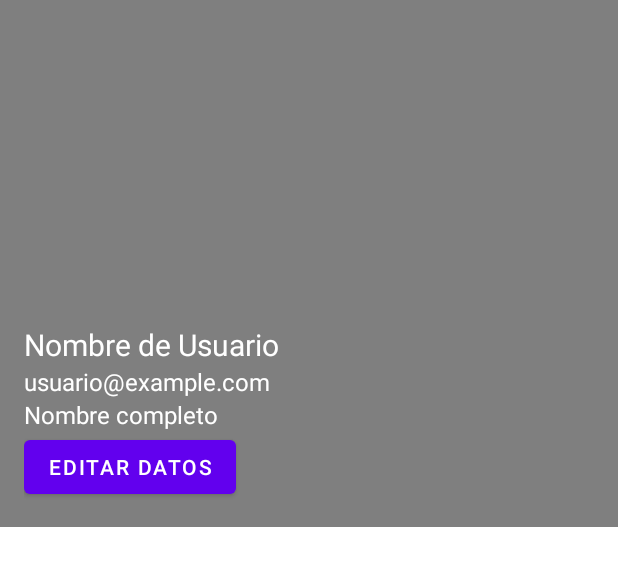
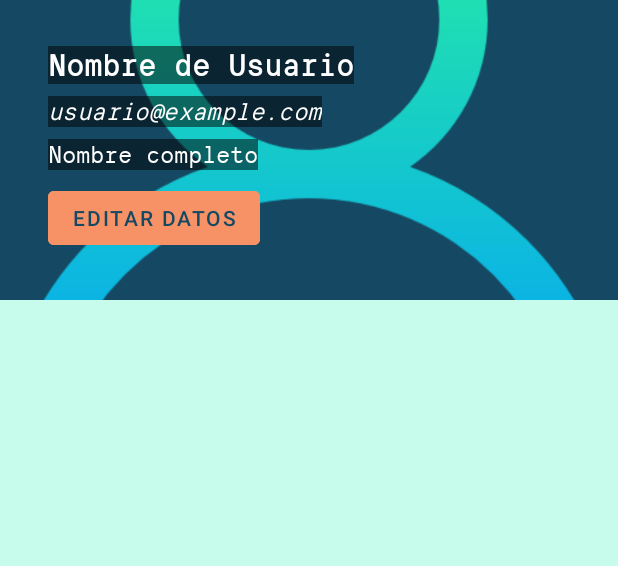
Before and after one commit to chc0/WanderSnap, an Android app: the layout fragment_datos_usuario.xml on its own in the app's theme, with its tools: preview values and no code run, on a phone screen of 412 x 824 dp. Shown: the top 566 px of the screen. Run offline under Robolectric (Android 15) with nearby library versions, the light colour scheme and no system bars.

Commit message:
modificación layout datos usuario

```diff
--- a/app/src/main/java/com/als/wandersnap/ui/usuario/datosUsuario.java
+++ b/app/src/main/java/com/als/wandersnap/ui/usuario/datosUsuario.java
@@ -59,27 +59,6 @@ public class datosUsuario extends Fragment {
             String email = currentUser.getEmail();
 
             FirebaseFirestore db = FirebaseFirestore.getInstance();
-            Query nameQuery = db.collection("Usuarios").whereEqualTo("email", email);
-
-            nameQuery.get().addOnCompleteListener(task -> {
-                if (task.isSuccessful()) {
-                    QuerySnapshot querySnapshot = task.getResult();
-                    if (querySnapshot != null && !querySnapshot.isEmpty()) {
-                        // Supongo que el correo electrónico es único en tu colección
-                        DocumentSnapshot document = querySnapshot.getDocuments().get(0);
-
-                        // Obtén el nombre del usuario
-                        String fullName = document.getString("nombre");
-
-                        // Ahora puedes usar fullName como desees
-                        // Por ejemplo, establecer el texto en un TextView
-                        tvNombre.setText(fullName);
-                    }
-                } else {
-                    // Manejar el error al obtener datos de Firestore
-                }
-            });
-
             Query userQuery = db.collection("Usuarios").whereEqualTo("email", email);
 
             userQuery.get().addOnCompleteListener(task -> {
@@ -90,29 +69,14 @@ public class datosUsuario extends Fragment {
                         DocumentSnapshot document = querySnapshot.getDocuments().get(0);
 
                         // Obtén el nombre del usuario
+                        String fullName = document.getString("nombre");
                         String user = document.getString("usuario");
+                        String imagenPath = document.getString("foto_perfil");
 
                         // Ahora puedes usar fullName como desees
                         // Por ejemplo, establecer el texto en un TextView
+                        tvNombre.setText(fullName);
                         tvUsuario.setText(user);
-                    }
-                } else {
-                    // Manejar el error al obtener datos de Firestore
-                }
-            });
-
-            Query imgQuery = db.collection("Usuarios").whereEqualTo("email", email);
-
-            imgQuery.get().addOnCompleteListener(task -> {
-                if (task.isSuccessful()) {
-                    QuerySnapshot querySnapshot = task.getResult();
-                    if (querySnapshot != null && !querySnapshot.isEmpty()) {
-                        // Supongo que el correo electrónico es único en tu colección
-                        DocumentSnapshot document = querySnapshot.getDocuments().get(0);
-
-                        // Obtén el nombre del usuario
-                        String imagenPath = document.getString("foto_perfil");
-
                         if (imagenPath != null) {
                             // Cargar la imagen utilizando Glide o la biblioteca que prefieras
                             Glide.with(requireContext())
@@ -120,12 +84,16 @@ public class datosUsuario extends Fragment {
                                     .into(ivFotoPerfil);
                             currentImageURL = imagenPath;
                         } else {
-                            ivFotoPerfil.setImageResource(R.drawable.usuario_default);}
+                            ivFotoPerfil.setImageResource(R.drawable.usuario_default);
+                        }
+                        tvEmail.setText(email);
                     }
                 } else {
                     // Manejar el error al obtener datos de Firestore
                 }
             });
+
+
 
             tvEmail.setText(email);
         }
--- a/app/src/main/res/layout/fragment_datos_usuario.xml
+++ b/app/src/main/res/layout/fragment_datos_usuario.xml
@@ -1,31 +1,45 @@
-<FrameLayout xmlns:android="http://schemas.android.com/apk/res/android"
+<androidx.constraintlayout.widget.ConstraintLayout
+    xmlns:android="http://schemas.android.com/apk/res/android"
     xmlns:app="http://schemas.android.com/apk/res-auto"
     xmlns:tools="http://schemas.android.com/tools"
     android:layout_width="match_parent"
     android:layout_height="match_parent"
-    tools:context=".ui.usuario.datosUsuario">
+    tools:context=".ui.usuario.datosUsuario"
+    android:background="@color/primario">
 
-
+    <ImageView
+        android:id="@+id/perFotoPerfil"
+        android:layout_width="0dp"
+        android:layout_height="200dp"
+        android:scaleType="centerCrop"
+        android:src="@drawable/usuario_default2"
+        app:layout_constraintEnd_toEndOf="parent"
+        android:background="@color/secundario"
+        app:layout_constraintStart_toStartOf="parent"
+        app:layout_constraintTop_toTopOf="parent" />
 
     <LinearLayout
-        android:layout_width="match_parent"
+        android:layout_width="0dp"
         android:layout_height="wrap_content"
-        android:layout_gravity="top"
-        android:background="#80000000"
         android:orientation="vertical"
-        android:padding="16dp">
-        <ImageView
-            android:layout_width="match_parent"
-            android:layout_height="200dp"
-            android:scaleType="centerCrop"
-            android:id="@+id/perFotoPerfil" />
+        android:padding="16dp"
+        app:layout_constraintBottom_toBottomOf="@+id/perFotoPerfil"
+        app:layout_constraintEnd_toEndOf="@+id/perFotoPerfil"
+        app:layout_constraintStart_toStartOf="@+id/perFotoPerfil"
+        app:layout_constraintTop_toTopOf="@+id/perFotoPerfil">
+
         <TextView
             android:id="@+id/perUsuario"
             android:layout_width="wrap_content"
             android:layout_height="wrap_content"
             android:text="Nombre de Usuario"
             android:textColor="#FFFFFF"
-            android:textSize="20sp" />
+            android:textSize="20sp"
+            android:textStyle="bold"
+            android:fontFamily="@font/interphasespromono"
+            android:background="#80000000"
+            android:layout_marginLeft="16dp"
+            android:layout_marginTop="8dp"/>
 
         <TextView
             android:id="@+id/perEmail"
@@ -33,7 +47,12 @@
             android:layout_height="wrap_content"
             android:text="usuario@example.com"
             android:textColor="#FFFFFF"
-            android:textSize="16sp" />
+            android:textSize="16sp"
+            android:textStyle="italic"
+            android:fontFamily="@font/interphasespromono"
+            android:background="#80000000"
+            android:layout_marginLeft="16dp"
+            android:layout_marginTop="8dp"/>
 
         <TextView
             android:id="@+id/perNombre"
@@ -41,13 +60,23 @@
             android:layout_height="wrap_content"
             android:text="Nombre completo"
             android:textColor="#FFFFFF"
-            android:textSize="16sp" />
+            android:textSize="16sp"
+            android:fontFamily="@font/interphasespromono"
+            android:background="#80000000"
+            android:layout_marginLeft="16dp"
+            android:layout_marginTop="8dp"/>
 
-        <Button
+        <com.google.android.material.button.MaterialButton
+            style="@style/Widget.MaterialComponents.Button.OutlinedButton"
             android:id="@+id/perbtnEditar"
             android:layout_width="wrap_content"
             android:layout_height="wrap_content"
             android:text="Editar Datos"
-            android:textColor="#FFFFFF" />
+            android:textColor="@color/secundario"
+            android:layout_marginLeft="16dp"
+            app:strokeColor="@color/terciario"
+            android:backgroundTint="@color/terciario"
+            android:layout_marginTop="8dp"
+            android:layout_marginBottom="8dp"/>
     </LinearLayout>
-</FrameLayout>
+</androidx.constraintlayout.widget.ConstraintLayout>
--- a/app/src/main/res/values-night/themes.xml
+++ b/app/src/main/res/values-night/themes.xml
@@ -10,7 +10,7 @@
         <item name="colorSecondaryVariant">@color/teal_200</item>
         <item name="colorOnSecondary">@color/black</item>
         <!-- Status bar color. -->
-        <item name="android:statusBarColor">?attr/colorPrimaryVariant</item>
+        <item name="android:statusBarColor">@color/secundario</item>
         <!-- Customize your theme here. -->
     </style>
 </resources>
--- a/app/src/main/res/values/themes.xml
+++ b/app/src/main/res/values/themes.xml
@@ -10,7 +10,7 @@
         <item name="colorSecondaryVariant">@color/teal_700</item>
         <item name="colorOnSecondary">@color/black</item>
         <!-- Status bar color. -->
-        <item name="android:statusBarColor">?attr/colorPrimaryVariant</item>
+        <item name="android:statusBarColor">@color/secundario</item>
         <!-- Customize your theme here. -->
     </style>
 
```
